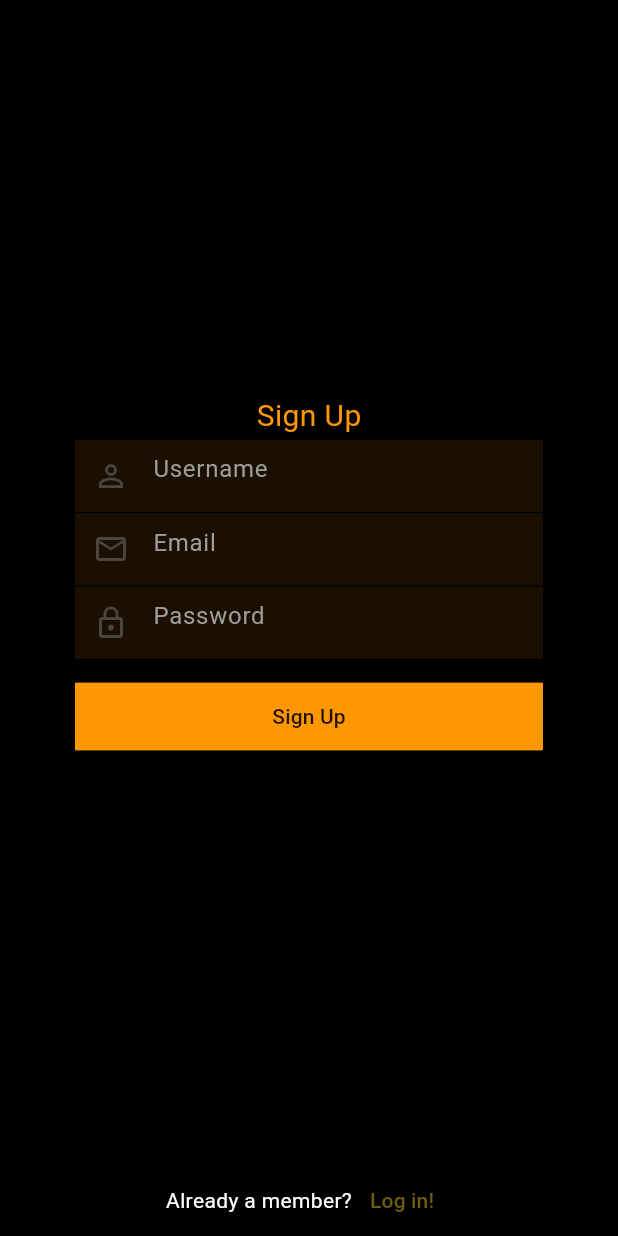
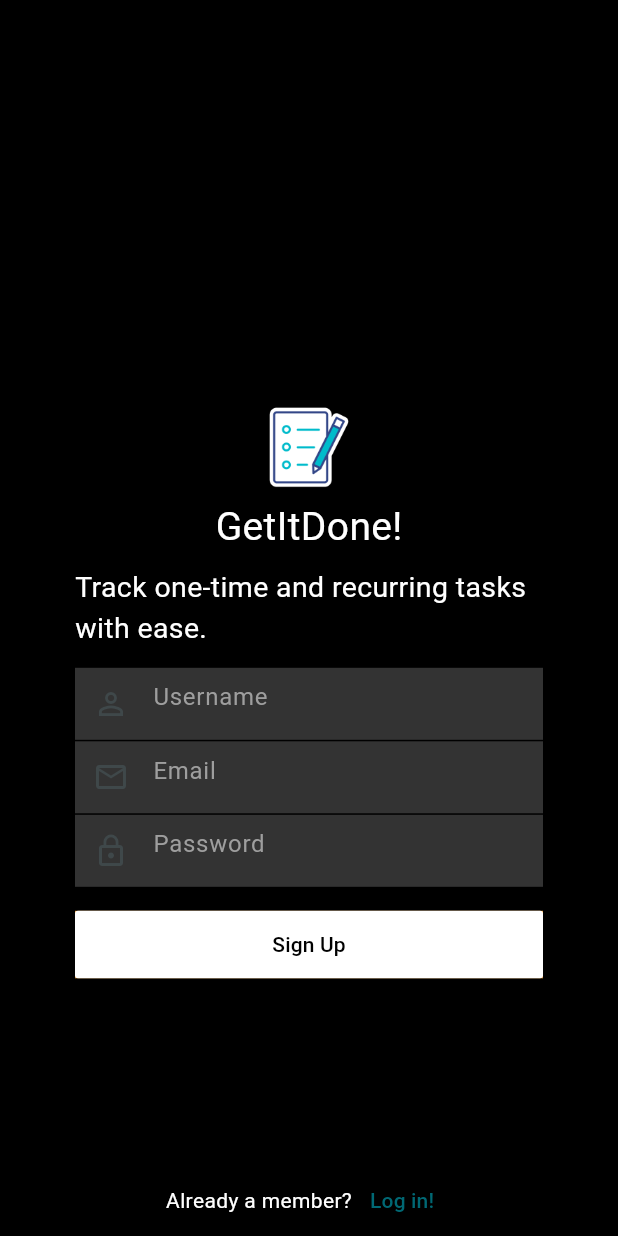
Before and after one commit to AvitBrian/alu_mobile_development, a Flutter app: the screen it shows after launch, after a tap on "Sign in", after a tap on "Continue with Google", after a tap on "Sign up", on a phone screen of 412 x 824 dp. Run offline on Flutter 3.47's test engine with Material 3 defaults, Android fonts, the phone set to English and light mode, and no system bars; our stand-ins replace cloud_firestore, firebase_auth, firebase_core, google_sign_in; accounts and stored records are empty; network calls fail.

Commit message:
Update theme

```diff
--- a/get_it_done/lib/features/authentication/pages/signin_page.dart
+++ b/get_it_done/lib/features/authentication/pages/signin_page.dart
@@ -134,17 +134,29 @@ class _SignInFormState extends State<SignInForm> {
           key: formKey,
           child: Column(
             children: [
+              Image.asset(
+                    'assets/logo.png',
+                    width: 70,
+                    height: 70,
+                  ),
+                  const SizedBox(width: 12),
               Text(
-                "GET IT DONE!",
+                "GetItDone!",
                 style: TextStyle(fontSize: 26, color: AppSettings.secondaryColor),
               ),
               const SizedBox(height: 8),
+              Text(
+                "Track one-time and recurring tasks with ease.",
+                style: TextStyle(fontSize: 19, color: AppSettings.secondaryColor),
+              ),
+                          const SizedBox(height: 12),
+
               TextFormField(
                 key: const Key('emailField'),
                 decoration: InputDecoration(
                     border: InputBorder.none,
                     filled: true,
-                    fillColor: AppSettings.secondaryColor.withOpacity(.1),
+                    fillColor: AppSettings.secondaryColor.withOpacity(.2),
                     hintText: "Email",
                     hintStyle: const TextStyle(color: Colors.grey),
                     prefixIcon: const Icon(Icons.person_2_outlined)),
@@ -162,10 +174,11 @@ class _SignInFormState extends State<SignInForm> {
                 decoration: InputDecoration(
                     border: InputBorder.none,
                     filled: true,
-                    fillColor: AppSettings.secondaryColor.withOpacity(.1),
+                    fillColor: AppSettings.secondaryColor.withOpacity(.2),
                     hintText: "Password",
                     hintStyle: const TextStyle(color: Colors.grey),
                     prefixIcon: const Icon(Icons.lock_open_rounded)),
+
                 controller: passwordController,
                 obscureText: true,
                 validator: (value) {
@@ -259,7 +272,7 @@ class _SignInFormState extends State<SignInForm> {
         context,
         MaterialPageRoute(
           builder: (BuildContext context) =>
-              const HomeScreen(title: "Get it Done"),
+              const HomeScreen(title: "GetItDone"),
         ),
       ),
     );
--- a/get_it_done/lib/features/authentication/pages/signup_page.dart
+++ b/get_it_done/lib/features/authentication/pages/signup_page.dart
@@ -101,18 +101,30 @@ class _SignUpFormState extends State<SignUpForm> {
             crossAxisAlignment: CrossAxisAlignment.center,
             children: [
               const SizedBox(height: 16.0),
+              Image.asset(
+                    'assets/logo.png',
+                    width: 70,
+                    height: 70,
+                  ),
+                  const SizedBox(width: 12),
               Text(
-                "Sign Up",
-                style:
-                    TextStyle(fontSize: 20, color: AppSettings.secondaryColor),
+                "GetItDone!",
+                style: TextStyle(fontSize: 26, color: AppSettings.secondaryColor),
               ),
+              const SizedBox(height: 8),
+              Text(
+                "Track one-time and recurring tasks with ease.",
+                style: TextStyle(fontSize: 19, color: AppSettings.secondaryColor),
+              ),
+                          const SizedBox(height: 12),
+
               const SizedBox(height: 1.0),
               TextField(
                 key: const ValueKey('usernameField'), // Add key here
                 decoration: InputDecoration(
                   border: InputBorder.none,
                   filled: true,
-                  fillColor: AppSettings.secondaryColor.withOpacity(0.1),
+                  fillColor: AppSettings.secondaryColor.withOpacity(0.2),
                   hintText: 'Username',
                   hintStyle: const TextStyle(color: Colors.grey),
                   prefixIcon: const Icon(Icons.person_outline),
@@ -125,7 +137,7 @@ class _SignUpFormState extends State<SignUpForm> {
                 decoration: InputDecoration(
                   border: InputBorder.none,
                   filled: true,
-                  fillColor: AppSettings.secondaryColor.withOpacity(0.1),
+                  fillColor: AppSettings.secondaryColor.withOpacity(0.2),
                   hintText: 'Email',
                   hintStyle: const TextStyle(color: Colors.grey),
                   prefixIcon: const Icon(Icons.email_outlined),
@@ -138,7 +150,7 @@ class _SignUpFormState extends State<SignUpForm> {
                 decoration: InputDecoration(
                   border: InputBorder.none,
                   filled: true,
-                  fillColor: AppSettings.secondaryColor.withOpacity(0.1),
+                  fillColor: AppSettings.secondaryColor.withOpacity(0.2),
                   hintText: 'Password',
                   hintStyle: const TextStyle(color: Colors.grey),
                   prefixIcon: const Icon(Icons.lock_outline),
@@ -166,9 +178,9 @@ class _SignUpFormState extends State<SignUpForm> {
                     child: MaterialButton(
                       onPressed: handleSignUp,
                       color: AppSettings.secondaryColor,
-                      child: const Text("Sign Up"),
+                      child: const Text("Sign Up", style: TextStyle(color: Colors.black),
                     ),
-                  ),
+                  ),),
                   if (isLoading)
                     Container(
                       decoration: BoxDecoration(
@@ -199,7 +211,7 @@ class _SignUpFormState extends State<SignUpForm> {
         context,
         MaterialPageRoute(
           builder: (BuildContext context) => const HomeScreen(
-            title: "Get It Done",
+            title: "GetItDone",
           ),
         ),
       ),
--- a/get_it_done/lib/features/navigation/navigation.dart
+++ b/get_it_done/lib/features/navigation/navigation.dart
@@ -8,7 +8,7 @@ class Navigation extends StatelessWidget {
   Widget build(BuildContext context) {
     return const Scaffold(
       body: Center(
-        child: HomeScreen(title: "Get It done", key: ValueKey("homeScreenKey"),),
+        child: HomeScreen(title: "GetItDone", key: ValueKey("homeScreenKey"),),
       ),
     );
   }
--- a/get_it_done/lib/main.dart
+++ b/get_it_done/lib/main.dart
@@ -35,7 +35,7 @@ class MyApp extends StatelessWidget {
         debugShowCheckedModeBanner: false,
         theme: ThemeData(
           // Set theme colors
-          colorScheme: ColorScheme.fromSeed(seedColor: Colors.amberAccent),
+          colorScheme: ColorScheme.fromSeed(seedColor: Colors.white),
           // Enable Material 3
           useMaterial3: true,
         ),
--- a/get_it_done/lib/utils/app_settings.dart
+++ b/get_it_done/lib/utils/app_settings.dart
@@ -7,8 +7,8 @@ class AppSettings {
   static double screenHeight(BuildContext context) =>
       MediaQuery.of(context).size.height;
 
-  static Color primaryColor = Colors.black;
-  static Color secondaryColor = Colors.orange;
+  static Color primaryColor = Colors.white;
+  static Color secondaryColor = Colors.white;
   static Color backgroundColor = Colors.black;
   static Color navColor = Colors.grey.shade800;
   static Color textColor = Colors.white;
--- a/get_it_done/pubspec.yaml
+++ b/get_it_done/pubspec.yaml
@@ -69,7 +69,9 @@ flutter:
   uses-material-design: true
 
   # To add assets to your application, add an assets section, like this:
-  # assets:
+  assets:
+    - assets/
+    - assets/logo.png
   #   - images/a_dot_burr.jpeg
   #   - images/a_dot_ham.jpeg
 
```
Also changed, not shown: get_it_done/assets/logo.png (added), 1 other file.
